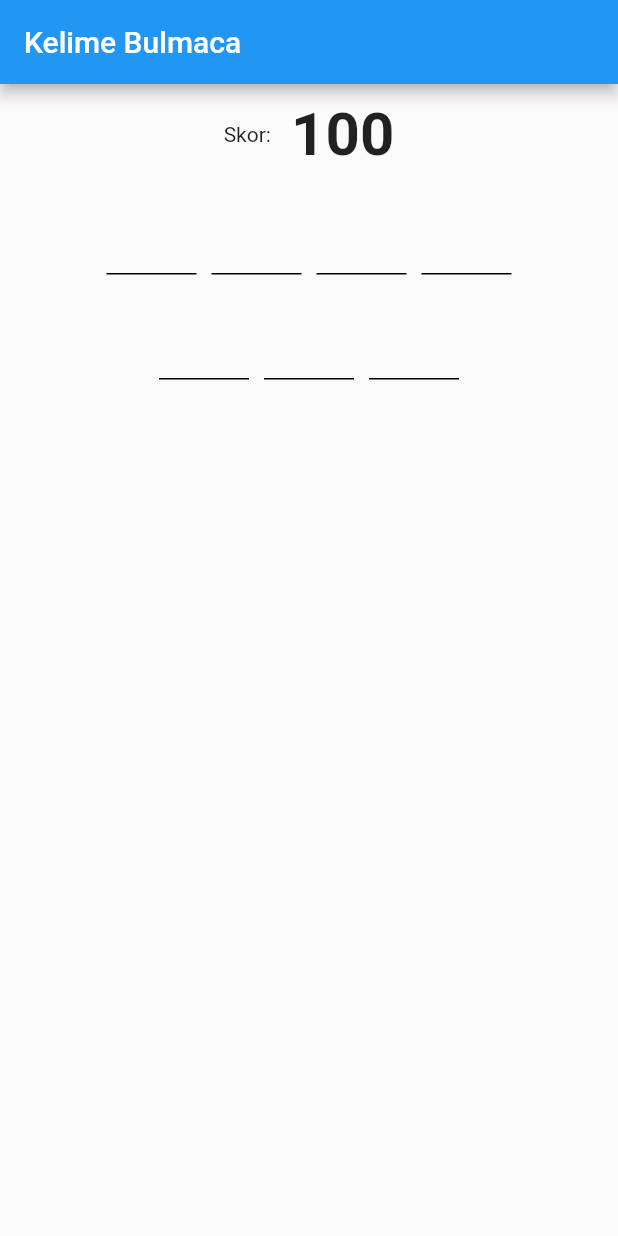
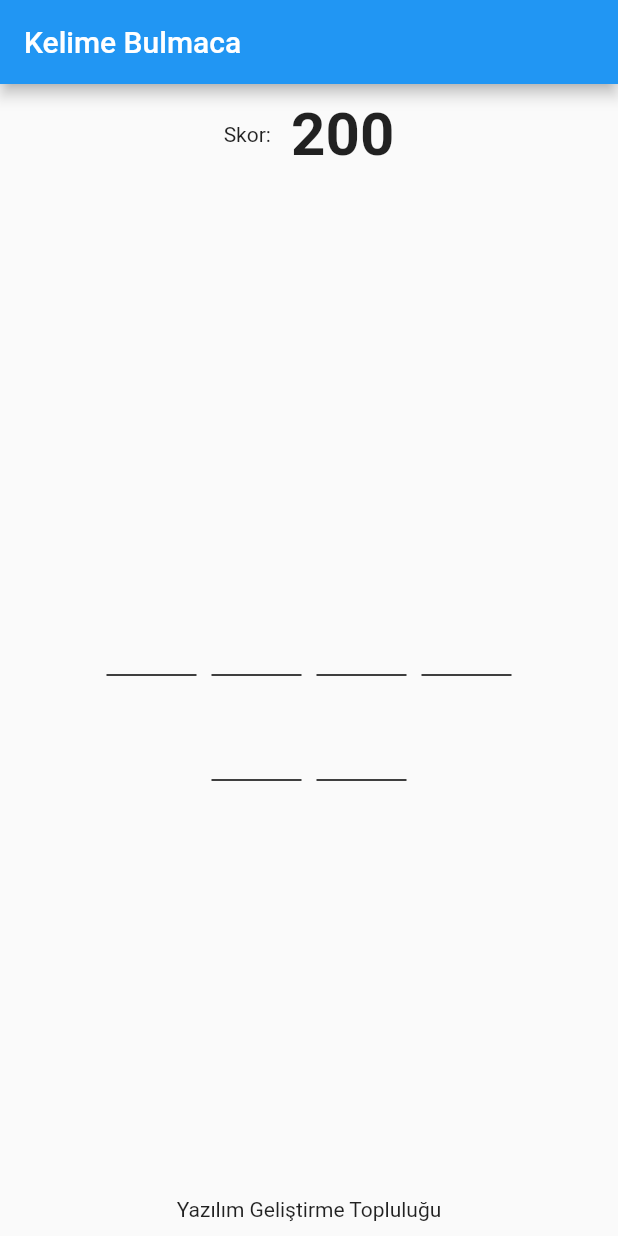
Before and after one commit to mehmetext/flutter_kelime_bulmaca, a Flutter app: the screen it shows after launch, on a phone screen of 412 x 824 dp. Run offline on Flutter 3.47's test engine with Material 2 defaults, Android fonts, the phone set to English and light mode, and no system bars; our stand-ins replace fluttertoast; missing offline and left inert: virtual_keyboard_2.

Commit message:
başlangıç skoru arttırıldı, yeni kelimeler eklendi, communityWidget eklendi

```diff
--- a/lib/utils/constants.dart
+++ b/lib/utils/constants.dart
@@ -5,5 +5,13 @@ class Constants {
     "flutter",
     "dart",
     "bug",
+    "etkinlik",
+    "adres",
+    "sorgu",
+    "hata",
+    "bellek",
+    "aritmetik",
+    "geometrik",
+    "sunucu",
   ];
 }
--- a/lib/views/home_view.dart
+++ b/lib/views/home_view.dart
@@ -16,7 +16,7 @@ class _HomeViewState extends State<HomeView> {
   late String word;
   TextEditingController textController = TextEditingController();
 
-  int score = 100;
+  int score = 200;
   int falseScore = 25;
   int trueScore = 50;
 
@@ -118,12 +118,18 @@ class _HomeViewState extends State<HomeView> {
             child: Column(
               children: [
                 scoreWidget,
-                wordWidget,
+                Expanded(child: wordWidget),
+                communityWidget,
               ],
             ),
           ),
           keyboardWidget,
         ],
+      );
+
+  Widget get communityWidget => Container(
+        padding: EdgeInsets.all(10),
+        child: Text("Yazılım Geliştirme Topluluğu"),
       );
 
   Widget get gameOverDialogWidget => SimpleDialog(
```
